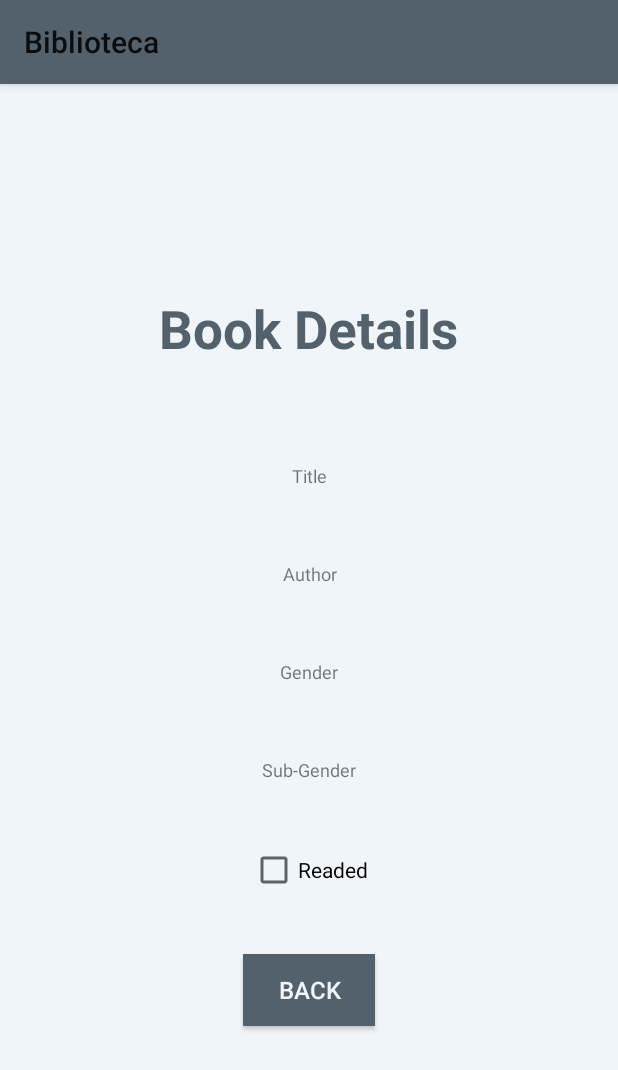
After one commit to alistairaem/Proyecto-Biblioteca-PMDM-21-22, an Android app: the DetallesLibro screen opened directly, with no data from a screen before it, on a phone screen of 412 x 824 dp. The commit adds this screen. Shown: the top 1070 px of the screen. Run offline under Robolectric (Android 15) with nearby library versions, the phone set to English and light mode, and no system bars.

Commit message:
detalles

```diff
--- a/app/src/main/AndroidManifest.xml
+++ b/app/src/main/AndroidManifest.xml
@@ -17,6 +17,9 @@
         android:supportsRtl="true"
         android:theme="@style/Theme.Biblioteca"
         tools:targetApi="31">
+        <activity
+            android:name=".activities.DetallesLibro"
+            android:exported="false" />
         <activity
             android:name=".activities.ListaLibrosLeidos"
             android:exported="false" />
--- /dev/null
+++ b/app/src/main/java/com/example/biblioteca/activities/DetallesLibro.java
@@ -0,0 +1,70 @@
+package com.example.biblioteca.activities;
+
+import androidx.appcompat.app.AppCompatActivity;
+
+import android.graphics.drawable.ColorDrawable;
+import android.os.Bundle;
+import android.widget.Button;
+import android.widget.CheckBox;
+import android.widget.TextView;
+
+import com.example.biblioteca.R;
+import com.example.biblioteca.entities.Libro;
+import com.example.biblioteca.sqlite.DatabaseHelper;
+
+public class DetallesLibro extends AppCompatActivity {
+    Libro libro;
+
+    TextView tvTitulo, tvAutor, tvGenero, tvSubGenero;
+
+    CheckBox cbLeido;
+
+    Button volver;
+
+    @Override
+    protected void onCreate(Bundle savedInstanceState) {
+        super.onCreate(savedInstanceState);
+        setContentView(R.layout.activity_detalles_libro);
+        ColorDrawable colorDrawable = new ColorDrawable(getResources().getColor(R.color.terciario));
+        getSupportActionBar().setBackgroundDrawable(colorDrawable);
+
+        cargaVariables();
+
+        volver.setBackgroundColor(getResources().getColor(R.color.terciario));
+
+        cargaLibro(getIntent().getLongExtra("id", 0));
+
+        datosLibro();
+
+        volver.setOnClickListener(v -> {
+            finish();
+        });
+
+    }
+
+    private void cargaLibro(long id) {
+        DatabaseHelper db = new DatabaseHelper(this);
+        libro = db.getLibro(id);
+    }
+
+    private void datosLibro() {
+        tvTitulo.setText(libro.getTitulo());
+        tvAutor.setText(libro.getAutor());
+        tvGenero.setText(libro.getGenero());
+        tvSubGenero.setText(libro.getSubgenero());
+        if (libro.getLeido() == 1) {
+            cbLeido.setChecked(true);
+        } else {
+            cbLeido.setChecked(false);
+        }
+    }
+
+    private void cargaVariables() {
+        tvTitulo = findViewById(R.id.titulo);
+        tvAutor = findViewById(R.id.autor);
+        tvGenero = findViewById(R.id.genero);
+        tvSubGenero = findViewById(R.id.subgenero);
+        cbLeido = findViewById(R.id.leido);
+        volver = findViewById(R.id.btnVolver);
+    }
+}
--- a/app/src/main/java/com/example/biblioteca/activities/ListaLibros.java
+++ b/app/src/main/java/com/example/biblioteca/activities/ListaLibros.java
@@ -106,6 +106,10 @@ public class ListaLibros extends AppCompatActivity {
                 intent.setClass(this, ListaLibrosLeidos.class);
                 startActivity(intent);
                 return true;
+            case R.id.verDetalles:
+                intent.setClass(this, DetallesLibro.class);
+                intent.putExtra("id", libros[posicion].getId());
+                startActivity(intent);
             default:
                 return super.onContextItemSelected(item);
         }
--- a/app/src/main/java/com/example/biblioteca/sqlite/DatabaseHelper.java
+++ b/app/src/main/java/com/example/biblioteca/sqlite/DatabaseHelper.java
@@ -43,6 +43,25 @@ public class DatabaseHelper extends SQLiteOpenHelper {
         long id = db.insert("Libros", null, values);
         db.close();
         return id;
+    }
+
+    // Devolver un libro por id
+    public Libro getLibro(long id) {
+        SQLiteDatabase db = this.getReadableDatabase();
+        String sql = "SELECT * FROM Libros WHERE id = " + id;
+        Cursor cursor = db.rawQuery(sql, null);
+        Libro libro = new Libro();
+        if (cursor.moveToFirst()) {
+            libro.setId(cursor.getLong(0));
+            libro.setTitulo(cursor.getString(1));
+            libro.setAutor(cursor.getString(2));
+            libro.setGenero(cursor.getString(3));
+            libro.setSubgenero(cursor.getString(4));
+            libro.setLeido(cursor.getInt(5));
+        }
+        cursor.close();
+        db.close();
+        return libro;
     }
 
     // Devuelve todos los libros
--- /dev/null
+++ b/app/src/main/res/layout/activity_detalles_libro.xml
@@ -0,0 +1,111 @@
+<?xml version="1.0" encoding="utf-8"?>
+<LinearLayout xmlns:android="http://schemas.android.com/apk/res/android"
+    android:layout_width="match_parent"
+    android:layout_height="match_parent"
+    android:background="@color/principal"
+    android:gravity="center"
+    android:orientation="vertical">
+
+    <TextView
+        android:layout_width="wrap_content"
+        android:layout_height="wrap_content"
+        android:text="@string/detalles_libro"
+        android:textSize="35sp"
+        android:textColor="@color/terciario"
+        android:textStyle="bold"
+        android:layout_marginBottom="60dp"/>
+
+    <LinearLayout
+        android:layout_width="wrap_content"
+        android:layout_height="wrap_content"
+        android:layout_marginBottom="40dp"
+        android:gravity="center"
+        android:orientation="vertical">
+
+        <TextView
+            android:layout_width="200dp"
+            android:text="@string/titulo"
+            android:layout_height="wrap_content"
+            android:layout_margin="6dp"
+            android:textSize="12sp"
+            android:textAlignment="center"/>
+
+        <TextView
+            android:id="@+id/titulo"
+            android:layout_width="200dp"
+            android:layout_height="wrap_content"
+            android:layout_margin="6dp"
+            android:textSize="18sp"
+            android:textStyle="bold"
+            android:textAlignment="center"/>
+
+        <TextView
+            android:text="@string/autor"
+            android:layout_width="200dp"
+            android:layout_height="wrap_content"
+            android:layout_margin="6dp"
+            android:textSize="12sp"
+            android:textAlignment="center"/>
+
+        <TextView
+            android:id="@+id/autor"
+            android:layout_width="200dp"
+            android:layout_height="wrap_content"
+            android:layout_margin="6dp"
+            android:textSize="18sp"
+            android:textStyle="bold"
+            android:textAlignment="center"/>
+
+        <TextView
+            android:text="@string/genero"
+            android:layout_width="200dp"
+            android:layout_height="wrap_content"
+            android:layout_margin="6dp"
+            android:textSize="12sp"
+            android:textAlignment="center"/>
+
+        <TextView
+            android:id="@+id/genero"
+            android:layout_width="200dp"
+            android:layout_height="wrap_content"
+            android:layout_margin="6dp"
+            android:textSize="18sp"
+            android:textStyle="bold"
+            android:textAlignment="center"/>
+
+        <TextView
+            android:text="@string/subgenero"
+            android:layout_width="200dp"
+            android:layout_height="wrap_content"
+            android:layout_margin="6dp"
+            android:textSize="12sp"
+            android:textAlignment="center"/>
+
+        <TextView
+            android:id="@+id/subgenero"
+            android:layout_width="200dp"
+            android:layout_height="wrap_content"
+            android:layout_margin="6dp"
+            android:textSize="18sp"
+            android:textStyle="bold"
+            android:textAlignment="center"/>
+
+        <CheckBox
+            android:id="@+id/leido"
+            android:layout_width="wrap_content"
+            android:layout_height="wrap_content"
+            android:text="@string/leido"
+            android:clickable="false"/>
+
+    </LinearLayout>
+
+    <Button
+        android:id="@+id/btnVolver"
+        android:layout_width="wrap_content"
+        android:layout_height="wrap_content"
+        android:text="@string/volver"
+        android:textColor="@color/principal"
+        android:textSize="16sp" />
+
+
+</LinearLayout>
--- a/app/src/main/res/values/strings.xml
+++ b/app/src/main/res/values/strings.xml
@@ -33,4 +33,7 @@
     <string name="mensajeLogin">"You're logged as "</string>
     <string name="libroAñadido">Book Added</string>
     <string name="cancelado">Operation Cancelled</string>
+    <string name="leido">Readed</string>
+    <string name="detalles_libro">Book Details</string>
+    <string name="volver">Back</string>
 </resources>
```
Also changed, not shown: 2 other files.
